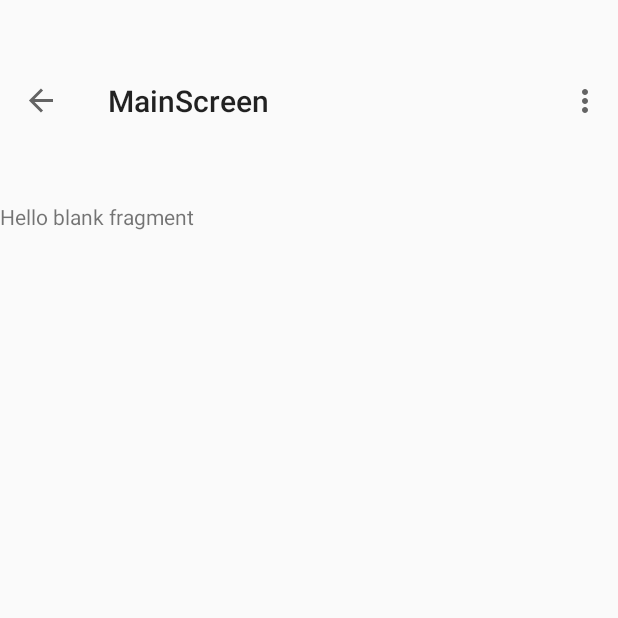
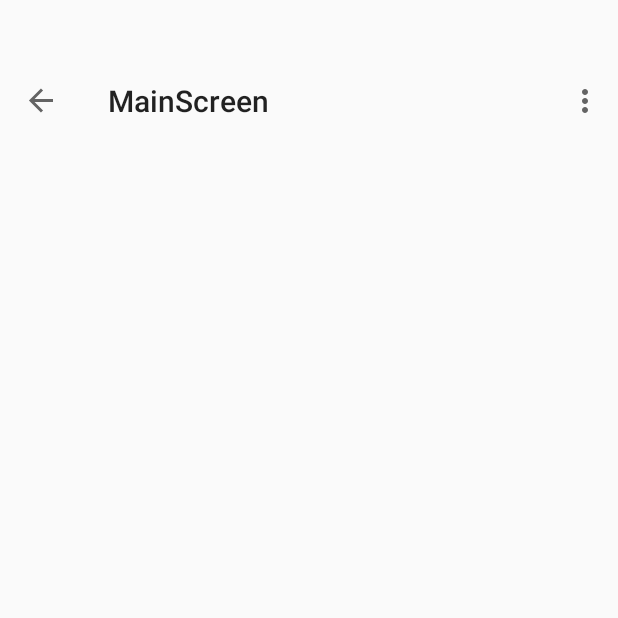
Before and after one commit to damian568/Valorant-Program, an Android app: the MainScreenFragment screen opened through its navigation route, on a phone screen of 412 x 824 dp, the top half of it. Run offline under Robolectric (Android 15) with nearby library versions, the phone set to English and light mode, and no system bars; our stand-ins replace data binding, navigation-ui.

Commit message:
fixed bugs

```diff
--- a/ValorantApplication/app/src/main/java/com/example/valorantapplication/MainActivity.kt
+++ b/ValorantApplication/app/src/main/java/com/example/valorantapplication/MainActivity.kt
@@ -31,7 +31,7 @@ class MainActivity : AppCompatActivity() {
     override fun onCreate(savedInstanceState: Bundle?) {
         super.onCreate(savedInstanceState)
         binding = DataBindingUtil.setContentView(this, R.layout.activity_main)
-
+        preferenceUntil = PreferenceUntil.getInstance(applicationContext)
         val navHostFragment =
             supportFragmentManager
                 .findFragmentById(R.id.navHostFragment) as NavHostFragment
--- a/ValorantApplication/app/src/main/java/com/example/valorantapplication/fragments/MainScreenFragment.kt
+++ b/ValorantApplication/app/src/main/java/com/example/valorantapplication/fragments/MainScreenFragment.kt
@@ -6,13 +6,18 @@ import android.view.LayoutInflater
 import android.view.View
 import android.view.ViewGroup
 import com.example.valorantapplication.R
+import com.example.valorantapplication.databinding.FragmentMainScreenBinding
+import com.example.valorantapplication.databinding.FragmentSplashScreenBinding
 
 class MainScreenFragment : Fragment() {
+
+    private lateinit var binding: FragmentMainScreenBinding
 
     override fun onCreateView(
         inflater: LayoutInflater, container: ViewGroup?,
         savedInstanceState: Bundle?,
-    ): View? {
-        return inflater.inflate(R.layout.fragment_main_screen, container, false)
+    ): View {
+        binding = FragmentMainScreenBinding.inflate(layoutInflater, container, false)
+        return binding.root
     }
 }
--- a/ValorantApplication/app/src/main/java/com/example/valorantapplication/fragments/SplashScreenFragment.kt
+++ b/ValorantApplication/app/src/main/java/com/example/valorantapplication/fragments/SplashScreenFragment.kt
@@ -43,7 +43,8 @@ class SplashScreenFragment : Fragment() {
     }
 
     private fun goToMainScreen() {
-        val action = SplashScreenFragmentDirections.actionSplashScreenFragmentToMainScreenFragment()
+        val action =
+            SplashScreenFragmentDirections.actionSplashScreenFragmentToMainScreenFragment()
         findNavController().navigate(action)
     }
 
--- a/ValorantApplication/app/src/main/res/layout/activity_main.xml
+++ b/ValorantApplication/app/src/main/res/layout/activity_main.xml
@@ -1,7 +1,8 @@
 <?xml version="1.0" encoding="utf-8"?>
 <layout>
 
-    <androidx.constraintlayout.widget.ConstraintLayout xmlns:android="http://schemas.android.com/apk/res/android"
+    <androidx.constraintlayout.widget.ConstraintLayout
+        xmlns:android="http://schemas.android.com/apk/res/android"
         xmlns:app="http://schemas.android.com/apk/res-auto"
         xmlns:tools="http://schemas.android.com/tools"
         android:layout_width="match_parent"
--- a/ValorantApplication/app/src/main/res/layout/fragment_main_screen.xml
+++ b/ValorantApplication/app/src/main/res/layout/fragment_main_screen.xml
@@ -1,14 +1,15 @@
 <?xml version="1.0" encoding="utf-8"?>
-<FrameLayout xmlns:android="http://schemas.android.com/apk/res/android"
-    xmlns:tools="http://schemas.android.com/tools"
-    android:layout_width="match_parent"
-    android:layout_height="match_parent"
-    tools:context=".fragments.MainScreenFragment">
+<layout>
 
-    <!-- TODO: Update blank fragment layout -->
-    <TextView
+    <androidx.constraintlayout.widget.ConstraintLayout
+        xmlns:android="http://schemas.android.com/apk/res/android"
+        xmlns:app="http://schemas.android.com/apk/res-auto"
+        xmlns:tools="http://schemas.android.com/tools"
         android:layout_width="match_parent"
         android:layout_height="match_parent"
-        android:text="@string/hello_blank_fragment" />
+        tools:context=".fragments.MainScreenFragment">
 
-</FrameLayout>
+
+
+    </androidx.constraintlayout.widget.ConstraintLayout>
+</layout>
```
